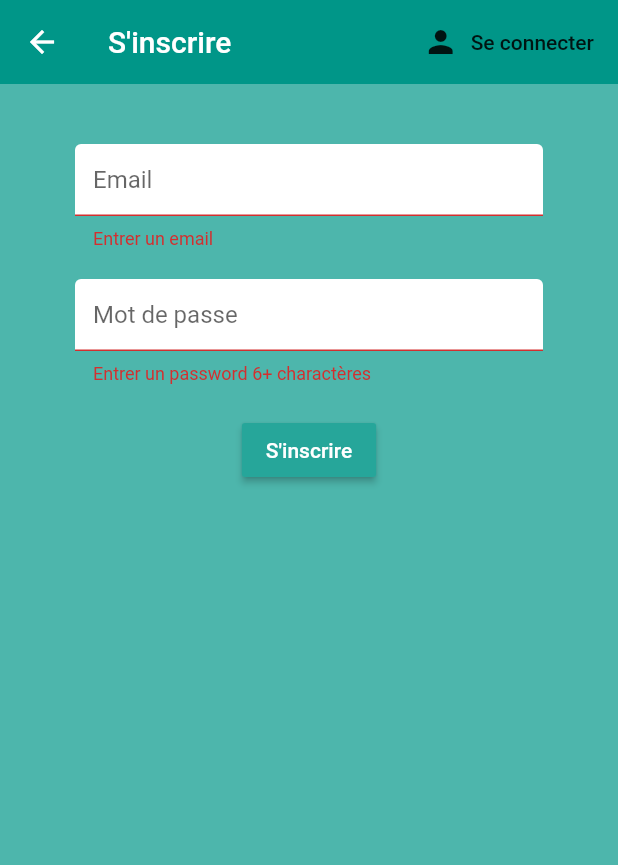
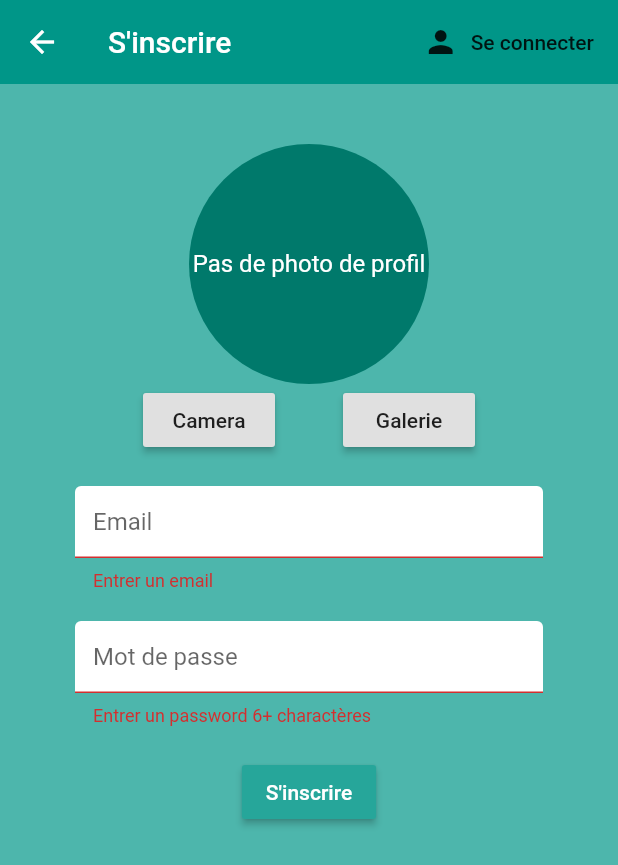
Before and after one commit to Ilan-co/FL1-Wow, a Flutter app: the Register screen opened directly, after a tap on an icon or button, on a phone screen of 412 x 824 dp. Shown: the top 865 px of the screen. Run offline on Flutter 3.47's test engine with Material 2 defaults, Android fonts, the phone set to English and light mode, and no system bars; our stand-ins replace cloud_firestore, firebase_auth, firebase_storage, flutter_spinkit, geolocator, image_picker; missing offline and left inert: geocoder; accounts and stored records are empty.

Commit message:
Correction Inscription avec Image

```diff
--- a/flutagram/lib/Pages/authenticate/register.dart
+++ b/flutagram/lib/Pages/authenticate/register.dart
@@ -1,7 +1,9 @@
+import 'dart:io';
 import 'package:flutagram/Services/auth.dart';
 import 'package:flutagram/Assets/constants.dart';
 import 'package:flutagram/Assets/loading.dart';
 import 'package:flutter/material.dart';
+import 'package:image_picker/image_picker.dart';
 
 class Register extends StatefulWidget {
   final Function toggleView;
@@ -14,12 +16,46 @@ class Register extends StatefulWidget {
 class _RegisterState extends State<Register> {
   final AuthService _auth = AuthService();
   final _formKey = GlobalKey<FormState>();
+  final _imagePicker = ImagePicker();
   String error = '';
   bool loading = false;
 
   // text field state
   String email = '';
   String password = '';
+  PickedFile profilPicture;
+
+  void _openGal() async {
+    var picture = await _imagePicker.getImage(source: ImageSource.gallery);
+    setState(() {
+      profilPicture = picture;
+    });
+  }
+
+  void _openCamera() async {
+    var picture = await _imagePicker.getImage(source: ImageSource.camera);
+    setState(() {
+      profilPicture = picture;
+    });
+  }
+
+  Widget _displayImage() {
+    if (profilPicture != null) {
+      return CircleAvatar(
+        backgroundImage: FileImage(File(profilPicture.path)),
+        radius: 80,
+      );
+    } else {
+      return CircleAvatar(
+        backgroundColor: Colors.teal[700],
+        child: Text(
+          "Pas de photo de profil",
+          style: TextStyle(color: Colors.white),
+        ),
+        radius: 80,
+      );
+    }
+  }
 
   @override
   Widget build(BuildContext context) {
@@ -45,6 +81,23 @@ class _RegisterState extends State<Register> {
                 key: _formKey,
                 child: Column(
                   children: <Widget>[
+                    SizedBox(height: 20.0),
+                    _displayImage(),
+                    Row(
+                      mainAxisAlignment: MainAxisAlignment.spaceEvenly,
+                      children: [
+                        RaisedButton(
+                            child: Text("Camera"),
+                            onPressed: () {
+                              _openCamera();
+                            }),
+                        RaisedButton(
+                            child: Text("Galerie"),
+                            onPressed: () {
+                              _openGal();
+                            }),
+                      ],
+                    ),
                     SizedBox(height: 20.0),
                     TextFormField(
                       decoration:
@@ -77,8 +130,9 @@ class _RegisterState extends State<Register> {
                         onPressed: () async {
                           if (_formKey.currentState.validate()) {
                             setState(() => loading = true);
-                            dynamic result = await _auth
-                                .registerWithEmailAndPassword(email, password);
+                            dynamic result =
+                                await _auth.registerWithEmailAndPassword(
+                                    email, password, profilPicture);
                             if (result == null) {
                               setState(() {
                                 loading = false;
--- a/flutagram/lib/Pages/home/flutagramer_tile.dart
+++ b/flutagram/lib/Pages/home/flutagramer_tile.dart
@@ -15,7 +15,9 @@ class FlutagramerTile extends StatelessWidget {
           leading: CircleAvatar(
             radius: 25.0,
             backgroundColor: Colors.teal,
-            backgroundImage: AssetImage('assets/coffee_icon.png'),
+            backgroundImage: flutagramer.picture != null
+                ? NetworkImage(flutagramer.picture)
+                : null,
           ),
           title: Text(flutagramer.name),
           subtitle: Text('Situé à ${flutagramer.location}'),
--- a/flutagram/lib/Pages/home/settings_form.dart
+++ b/flutagram/lib/Pages/home/settings_form.dart
@@ -16,7 +16,6 @@ class _SettingsFormState extends State<SettingsForm> {
   // form values
   String _currentName;
   String _currentLocation;
-  String _currentPicture;
 
   @override
   Widget build(BuildContext context) {
@@ -53,8 +52,8 @@ class _SettingsFormState extends State<SettingsForm> {
                         if (_formKey.currentState.validate()) {
                           await DatabaseService(uid: user.uid).updateUserData(
                               _currentLocation ?? snapshot.data.location,
-                              _currentName ?? snapshot.data.name,
-                              _currentPicture ?? snapshot.data.picture);
+                              _currentName ?? snapshot.data.name
+                          );
                           Navigator.pop(context);
                         }
                       }),
--- a/flutagram/lib/Services/geo.dart
+++ b/flutagram/lib/Services/geo.dart
@@ -2,6 +2,10 @@ import 'package:geolocator/geolocator.dart';
 import 'package:geocoder/geocoder.dart';
 
 class GeoService {
+  /**
+   * Get Latitude and Longitude with Geolocator
+   * Get Address with GeoCoder
+   */
   Future<String> getPos() async {
     Position position =
         await getCurrentPosition(desiredAccuracy: LocationAccuracy.high);
--- a/flutagram/pubspec.yaml
+++ b/flutagram/pubspec.yaml
@@ -25,6 +25,7 @@ dependencies:
     sdk: flutter
   firebase_core: ^0.4.0+9
   firebase_auth: ^0.14.0+5
+  firebase_storage: ^3.0.3
   cloud_firestore: ^0.12.9+5
   provider: ^4.3.2+2
   flutter_spinkit: ^4.1.2+1
@@ -33,6 +34,7 @@ dependencies:
   camera: ^0.5.8+7
   path_provider: ^1.6.18
   path: ^1.7.0
+  image_picker: ^0.6.7+11
 
   # The following adds the Cupertino Icons font to your application.
   # Use with the CupertinoIcons class for iOS style icons.
```
Also changed, not shown: flutagram/lib/Services/auth.dart (+9 -6 lines), flutagram/lib/Services/database.dart (+24 -7 lines), flutagram/pubspec.lock, 1 other file.
